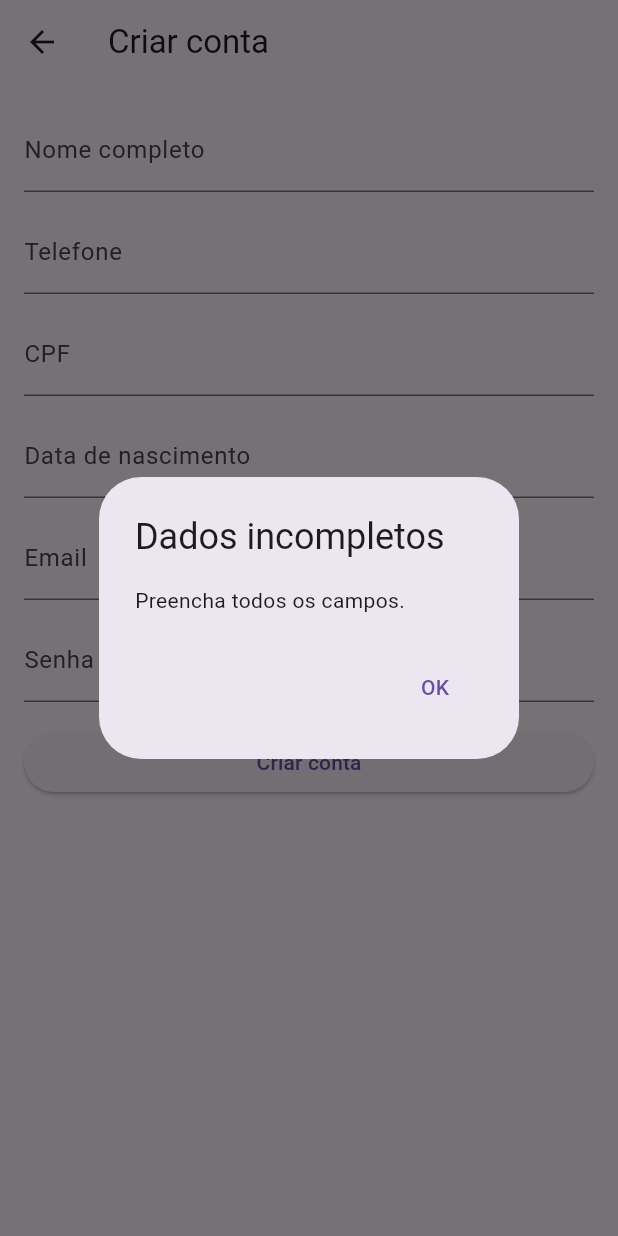
After one commit to ViniPortoDev/social_lite, a Flutter app: the RegisterView screen opened by its route, after a tap on "Criar conta", on a phone screen of 412 x 824 dp. The commit adds this screen. Run offline on Flutter 3.47's test engine with Material 3 defaults, Android fonts, the phone set to English and light mode, and no system bars; our stand-ins replace cloud_firestore, dio, firebase_auth, firebase_core, get, google_sign_in and 1 more; accounts and stored records are empty; network calls fail.

Commit message:
feat: register user with email and save profile in database

```diff
--- a/lib/core/errors/firebase_auth_error_mapper.dart
+++ b/lib/core/errors/firebase_auth_error_mapper.dart
@@ -9,6 +9,8 @@ class FirebaseAuthErrorMapper {
       case 'wrong-password':
       case 'invalid-credential':
         return 'Credenciais inválidas';
+      case 'email-already-in-use':
+        return 'Email já cadastrado';
       case 'too-many-requests':
         return 'Muitas tentativas';
       case 'network-request-failed':
@@ -27,6 +29,8 @@ class FirebaseAuthErrorMapper {
       case 'wrong-password':
       case 'invalid-credential':
         return 'Email ou senha incorretos.';
+      case 'email-already-in-use':
+        return 'Já existe uma conta com esse email. Tente fazer login ou use outro email.';
       case 'user-disabled':
         return 'Essa conta foi desativada.';
       case 'too-many-requests':
--- a/lib/modules/auth/bindings/auth_binding.dart
+++ b/lib/modules/auth/bindings/auth_binding.dart
@@ -1,20 +1,33 @@
+import 'package:cloud_firestore/cloud_firestore.dart';
 import 'package:firebase_auth/firebase_auth.dart';
 import 'package:get/get.dart';
 import '../../../core/ui/dialog_service.dart';
 import '../controllers/auth_controller.dart';
+import '../controllers/register_controller.dart';
 import '../services/auth_service.dart';
+import '../services/user_db_service.dart';
 
 class AuthBinding extends Bindings {
   @override
   void dependencies() {
     Get.lazyPut(() => FirebaseAuth.instance);
     Get.lazyPut(() => AuthService(Get.find<FirebaseAuth>()));
+    Get.lazyPut(() => DialogService());
+    Get.lazyPut(() => FirebaseFirestore.instance);
+    Get.lazyPut(() => UserDbService(Get.find<FirebaseFirestore>()));
+
     Get.lazyPut(
       () => AuthController(
         authService: Get.find<AuthService>(),
         dialog: Get.find<DialogService>(),
       ),
     );
-    Get.lazyPut(() => DialogService());
+    Get.lazyPut(
+      () => RegisterController(
+        authService: Get.find<AuthService>(),
+        dialog: Get.find<DialogService>(),
+        userDb: Get.find<UserDbService>(),
+      ),
+    );
   }
 }
--- a/lib/modules/auth/controllers/auth_controller.dart
+++ b/lib/modules/auth/controllers/auth_controller.dart
@@ -12,7 +12,6 @@ class AuthController extends GetxController {
   final DialogService dialog;
 
   final isLoading = false.obs;
-  final error = RxnString();
 
   Future<void> loginWithGoogle() async {
     try {
@@ -39,7 +38,6 @@ class AuthController extends GetxController {
     required String password,
   }) async {
     try {
-      error.value = null;
       isLoading.value = true;
 
       await authService.signInWithEmail(
@@ -62,4 +60,5 @@ class AuthController extends GetxController {
       isLoading.value = false;
     }
   }
+
 }
--- /dev/null
+++ b/lib/modules/auth/controllers/register_controller.dart
@@ -0,0 +1,94 @@
+import 'package:firebase_auth/firebase_auth.dart';
+import 'package:get/get.dart';
+import '../../../core/errors/firebase_auth_error_mapper.dart';
+import '../../../core/ui/dialog_service.dart';
+import '../../../routes/app_routes.dart';
+import '../services/auth_service.dart';
+import '../services/user_db_service.dart';
+
+class RegisterController extends GetxController {
+  RegisterController({
+    required this.authService,
+    required this.userDb,
+    required this.dialog,
+  });
+
+  final AuthService authService;
+  final UserDbService userDb;
+  final DialogService dialog;
+
+  final isLoading = false.obs;
+
+  Future<void> register({
+    required String name,
+    required String phone,
+    required String cpf,
+    required String birthDate,
+    required String email,
+    required String password,
+  }) async {
+    final n = name.trim();
+    final p = phone.trim();
+    final c = cpf.trim();
+    final b = birthDate.trim();
+    final e = email.trim();
+    final pass = password;
+
+    if (n.isEmpty ||
+        p.isEmpty ||
+        c.isEmpty ||
+        b.isEmpty ||
+        e.isEmpty ||
+        pass.isEmpty) {
+      dialog.showError(
+        title: 'Dados incompletos',
+        message: 'Preencha todos os campos.',
+      );
+      return;
+    }
+    if (pass.length < 6) {
+      dialog.showError(
+        title: 'Senha fraca',
+        message: 'Use uma senha com pelo menos 6 caracteres.',
+      );
+      return;
+    }
+
+    try {
+      isLoading.value = true;
+
+      final cred = await authService.registerWithEmail(
+        email: e,
+        password: pass,
+      );
+      final uid = cred.user?.uid;
+      if (uid == null) {
+        throw Exception('UID não encontrado após cadastro.');
+      }
+
+      await userDb.saveUserProfile(
+        uid: uid,
+        name: n,
+        phone: p,
+        cpf: c,
+        birthDate: b,
+        email: e,
+        createdAt: DateTime.now(),
+      );
+
+      Get.offAllNamed(Routes.home);
+    } on FirebaseAuthException catch (e) {
+      dialog.showError(
+        title: FirebaseAuthErrorMapper.title(e),
+        message: FirebaseAuthErrorMapper.message(e),
+      );
+    } catch (e) {
+      dialog.showError(
+        title: 'Erro inesperado',
+        message: 'Não foi possível criar sua conta. Tente novamente.',
+      );
+    } finally {
+      isLoading.value = false;
+    }
+  }
+}
--- a/lib/modules/auth/services/auth_service.dart
+++ b/lib/modules/auth/services/auth_service.dart
@@ -37,6 +37,16 @@ class AuthService {
     return _auth.signInWithCredential(credential);
   }
 
+  Future<UserCredential> registerWithEmail({
+    required String email,
+    required String password,
+  }) {
+    return _auth.createUserWithEmailAndPassword(
+      email: email.trim(),
+      password: password,
+    );
+  }
+
   Future<void> signOut() async {
     await _auth.signOut();
     await GoogleSignIn.instance.signOut();
--- /dev/null
+++ b/lib/modules/auth/services/user_db_service.dart
@@ -0,0 +1,32 @@
+import 'package:cloud_firestore/cloud_firestore.dart';
+
+class UserDbService {
+  UserDbService(this._firestore);
+
+  final FirebaseFirestore _firestore;
+
+  Future<void> saveUserProfile({
+    required String uid,
+    required String name,
+    required String phone,
+    required String cpf,
+    required String birthDate,
+    required String email,
+    required DateTime createdAt,
+  }) async {
+    await _firestore.collection('users').doc(uid).set({
+      'uid': uid,
+      'name': name,
+      'phone': phone,
+      'cpf': cpf,
+      'birthDate': birthDate,
+      'email': email,
+      'createdAt': createdAt.toIso8601String(),
+    }, SetOptions(merge: true));
+  }
+
+  Future<bool> exists(String uid) async {
+    final doc = await _firestore.collection('users').doc(uid).get();
+    return doc.exists;
+  }
+}
--- a/lib/modules/auth/views/login_view.dart
+++ b/lib/modules/auth/views/login_view.dart
@@ -1,5 +1,6 @@
 import 'package:flutter/material.dart';
 import 'package:get/get.dart';
+import '../../../routes/app_routes.dart';
 import '../controllers/auth_controller.dart';
 
 class LoginView extends StatefulWidget {
@@ -71,13 +72,10 @@ class _LoginViewState extends State<LoginView> {
                 ),
               );
             }),
-
-            const SizedBox(height: 12),
-            Obx(() {
-              final err = c.error.value;
-              if (err == null) return const SizedBox.shrink();
-              return Text(err, style: const TextStyle(color: Colors.red));
-            }),
+            TextButton(
+              onPressed: () => Get.toNamed(Routes.register),
+              child: const Text('Criar conta'),
+            ),
           ],
         ),
       ),
--- /dev/null
+++ b/lib/modules/auth/views/register_view.dart
@@ -0,0 +1,115 @@
+import 'package:flutter/material.dart';
+import 'package:get/get.dart';
+import 'package:mask_text_input_formatter/mask_text_input_formatter.dart';
+import '../controllers/register_controller.dart';
+
+class RegisterView extends StatefulWidget {
+  const RegisterView({super.key});
+
+  @override
+  State<RegisterView> createState() => _RegisterViewState();
+}
+
+class _RegisterViewState extends State<RegisterView> {
+  final phoneMask = MaskTextInputFormatter(mask: '(##) #####-####');
+  final cpfMask = MaskTextInputFormatter(mask: '###.###.###-##');
+  final birthMask = MaskTextInputFormatter(mask: '##/##/####');
+
+  final c = Get.find<RegisterController>();
+
+  final nameCtrl = TextEditingController();
+  final phoneCtrl = TextEditingController();
+  final cpfCtrl = TextEditingController();
+  final birthCtrl = TextEditingController();
+  final emailCtrl = TextEditingController();
+  final passCtrl = TextEditingController();
+
+  @override
+  void dispose() {
+    nameCtrl.dispose();
+    phoneCtrl.dispose();
+    cpfCtrl.dispose();
+    birthCtrl.dispose();
+    emailCtrl.dispose();
+    passCtrl.dispose();
+    super.dispose();
+  }
+
+  @override
+  Widget build(BuildContext context) {
+    return Scaffold(
+      appBar: AppBar(title: const Text('Criar conta')),
+      body: Padding(
+        padding: const EdgeInsets.all(16),
+        child: ListView(
+          children: [
+            TextField(
+              controller: nameCtrl,
+              decoration: const InputDecoration(labelText: 'Nome completo'),
+            ),
+            const SizedBox(height: 12),
+            TextField(
+              controller: phoneCtrl,
+              keyboardType: TextInputType.phone,
+              inputFormatters: [phoneMask],
+              decoration: const InputDecoration(labelText: 'Telefone'),
+            ),
+            const SizedBox(height: 12),
+            TextField(
+              controller: cpfCtrl,
+              keyboardType: TextInputType.number,
+              inputFormatters: [cpfMask],
+              decoration: const InputDecoration(labelText: 'CPF'),
+            ),
+            const SizedBox(height: 12),
+            TextField(
+              controller: birthCtrl,
+              keyboardType: TextInputType.datetime,
+              inputFormatters: [birthMask],
+              decoration: const InputDecoration(
+                labelText: 'Data de nascimento',
+              ),
+            ),
+            const SizedBox(height: 12),
+            TextField(
+              controller: emailCtrl,
+              keyboardType: TextInputType.emailAddress,
+              decoration: const InputDecoration(labelText: 'Email'),
+            ),
+            const SizedBox(height: 12),
+            TextField(
+              controller: passCtrl,
+              obscureText: true,
+              decoration: const InputDecoration(labelText: 'Senha'),
+            ),
+            const SizedBox(height: 16),
+            Obx(
+              () => SizedBox(
+                width: double.infinity,
+                child: ElevatedButton(
+                  onPressed: c.isLoading.value
+                      ? null
+                      : () => c.register(
+                          name: nameCtrl.text,
+                          phone: phoneCtrl.text,
+                          cpf: cpfCtrl.text,
+                          birthDate: birthCtrl.text,
+                          email: emailCtrl.text,
+                          password: passCtrl.text,
+                        ),
+                  child: c.isLoading.value
+                      ? const SizedBox(
+                          height: 18,
+                          width: 18,
+                          child: CircularProgressIndicator(strokeWidth: 2),
+                        )
+                      : const Text('Criar conta'),
+                ),
+              ),
+            ),
+          ],
+        ),
+      ),
+    );
+  }
+}
--- a/lib/routes/app_pages.dart
+++ b/lib/routes/app_pages.dart
@@ -1,6 +1,7 @@
 import 'package:get/get.dart';
 import '../modules/auth/bindings/auth_binding.dart';
 import '../modules/auth/views/login_view.dart';
+import '../modules/auth/views/register_view.dart';
 import '../modules/home/bindings/home_binding.dart';
 import '../modules/home/views/home_view.dart';
 import '../modules/splash/bindings/splash_binding.dart';
@@ -24,5 +25,10 @@ class AppPages {
       page: () => const HomeView(),
       binding: HomeBinding(),
     ),
+    GetPage(
+      name: Routes.register,
+      page: () => const RegisterView(),
+      binding: AuthBinding(),
+    ),
   ];
 }
--- a/lib/routes/app_routes.dart
+++ b/lib/routes/app_routes.dart
@@ -2,4 +2,5 @@ abstract class Routes {
   static const splash = '/splash';
   static const login = '/login';
   static const home = '/home';
+  static const register = '/register';
 }
--- a/pubspec.yaml
+++ b/pubspec.yaml
@@ -33,12 +33,14 @@ dependencies:
 
   # The following adds the Cupertino Icons font to your application.
   # Use with the CupertinoIcons class for iOS style icons.
+  cloud_firestore: ^6.1.2
   cupertino_icons: ^1.0.8
   dio: ^5.9.1
   firebase_auth: ^6.1.4
   firebase_core: ^4.4.0
   get: ^4.7.3
   google_sign_in: ^7.2.0
+  mask_text_input_formatter: ^2.9.0
 
 
 dev_dependencies:
```
Also changed, not shown: pubspec.lock.
